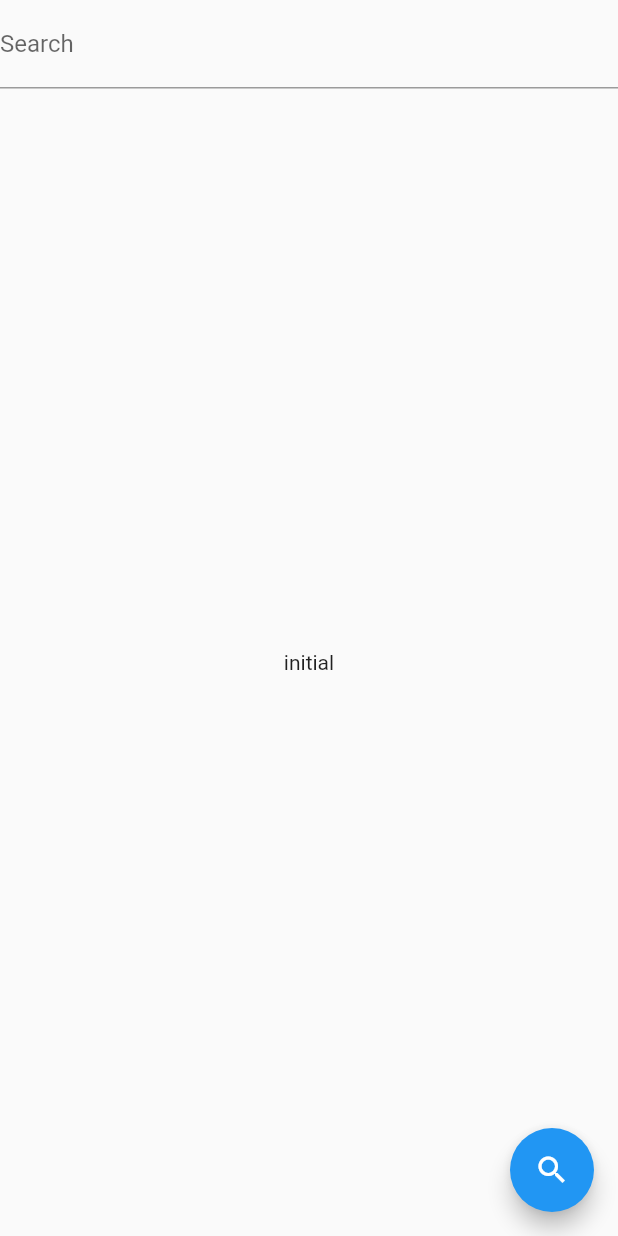
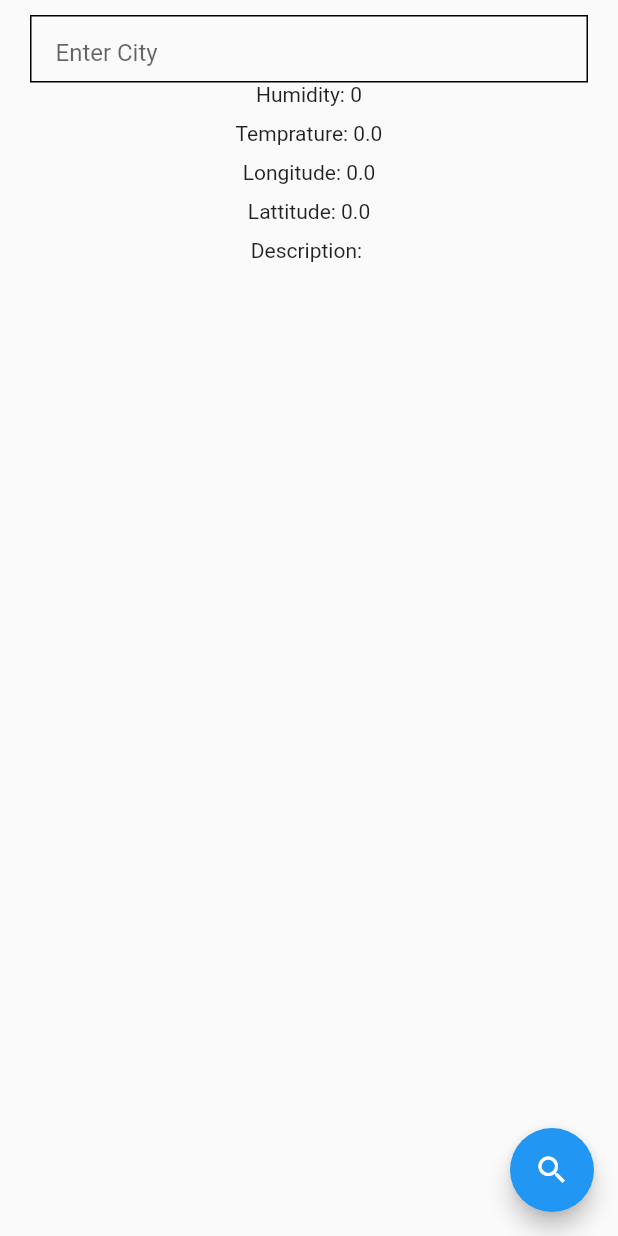
Before and after one commit to Collins-01/Weather_App_Flutter, a Flutter app: the screen it shows after launch, on a phone screen of 412 x 824 dp. Run offline on Flutter 3.47's test engine with Material 2 defaults, Android fonts, the phone set to English and light mode, and no system bars; our stand-ins replace equatable, flutter_bloc, freezed_annotation, hydrated_bloc; missing offline and left inert: network_client.

Commit message:
Added error message response

```diff
--- a/lib/presentation/home/bloc/home_state.dart
+++ b/lib/presentation/home/bloc/home_state.dart
@@ -16,7 +16,6 @@ extension HomeStatusX on HomeStatus {
         return HomeStatus.initial;
       case 'failure':
         return HomeStatus.failure;
-
       case 'success':
         return HomeStatus.failure;
       default:
@@ -26,10 +25,14 @@ extension HomeStatusX on HomeStatus {
 }
 
 class HomeState extends Equatable {
-  const HomeState({this.status = HomeStatus.initial, Weather? weather})
+  const HomeState(
+      {this.status = HomeStatus.initial,
+      Weather? weather,
+      this.errorMessage = ''})
       : weather = weather ?? Weather.empty;
   final HomeStatus status;
   final Weather weather;
+  final String errorMessage;
   @override
   List<Object?> get props => [weather, status];
 
@@ -38,10 +41,12 @@ class HomeState extends Equatable {
         'weather': weather.toJson(),
       };
 
-  HomeState copyWith({HomeStatus? status, Weather? weather}) {
+  HomeState copyWith(
+      {HomeStatus? status, Weather? weather, String? errorMessage}) {
     return HomeState(
       status: status ?? this.status,
       weather: weather ?? this.weather,
+      errorMessage: errorMessage ?? this.errorMessage,
     );
   }
 
--- a/lib/presentation/home/home_view.dart
+++ b/lib/presentation/home/home_view.dart
@@ -1,6 +1,5 @@
 import 'package:flutter/material.dart';
 import 'package:flutter_bloc/flutter_bloc.dart';
-import 'package:weather_app_flutter/core/services/weather_service.dart';
 import 'package:weather_app_flutter/presentation/home/bloc/home_cubit.dart';
 import 'package:weather_app_flutter/presentation/home/bloc/home_state.dart';
 
@@ -25,12 +24,28 @@ class HomeView extends StatelessWidget {
     return Scaffold(
       // backgroundColor: Colors.grey,
       body: SafeArea(
+        child: Padding(
+          padding: const EdgeInsets.only(
+            top: 10,
+            left: 20,
+            right: 20,
+          ),
           child: Column(
             children: [
-            TextField(
+              Container(
+                height: 45,
+                decoration: BoxDecoration(
+                  border: Border.all(),
+                ),
+                child: TextField(
                   controller: _controller,
                   decoration: const InputDecoration(
-                labelText: 'Search',
+                    hintText: "Enter City",
+                    contentPadding: EdgeInsets.only(
+                      left: 16,
+                    ),
+                    border: InputBorder.none,
+                  ),
                 ),
               ),
               Expanded(
@@ -38,7 +53,30 @@ class HomeView extends StatelessWidget {
                   builder: (context, state) {
                     if (state.status.isInitial) {
                       return Center(
-                      child: Text(state.status.name),
+                        child: Column(
+                          children: [
+                            Text("Humidity: ${state.weather.humidity}"),
+                            const SizedBox(
+                              height: 10,
+                            ),
+                            Text("Temprature: ${state.weather.temprature}"),
+                            const SizedBox(
+                              height: 10,
+                            ),
+                            Text("Longitude: ${state.weather.longitude}"),
+                            const SizedBox(
+                              height: 10,
+                            ),
+                            Text("Lattitude: ${state.weather.lattitude}"),
+                            const SizedBox(
+                              height: 10,
+                            ),
+                            Text("Description: ${state.weather.description}"),
+                            const SizedBox(
+                              height: 10,
+                            ),
+                          ],
+                        ),
                       );
                     }
                     if (state.status.isLoading) {
@@ -77,7 +115,7 @@ class HomeView extends StatelessWidget {
                     }
 
                     return Center(
-                    child: Text(state.status.name),
+                      child: Text(state.errorMessage),
                     );
                   },
                   listener: (context, state) {},
@@ -85,6 +123,7 @@ class HomeView extends StatelessWidget {
                 ),
               )
             ],
+          ),
         ),
       ),
       floatingActionButton: FloatingActionButton(
--- a/pubspec.yaml
+++ b/pubspec.yaml
@@ -40,6 +40,7 @@ dependencies:
   flutter_bloc: ^8.0.1
   hydrated_bloc: ^8.1.0
   path_provider: ^2.0.11
+  google_fonts: ^3.0.1
 
 dev_dependencies:
   flutter_test:
@@ -51,6 +52,8 @@ dev_dependencies:
   # package. See that file for information about deactivating specific lint
   # rules and activating additional ones.
   flutter_lints: ^1.0.0
+  freezed: ^2.0.3+1
+  build_runner: ^2.1.11
 
 # For information on the generic Dart part of this file, see the
 # following page: https://dart.dev/tools/pub/pubspec
```
Also changed, not shown: lib/presentation/home/bloc/home_cubit.dart (+7 -2 lines), lib/presentation/states/view_state.dart (added, +18 -0 lines), lib/presentation/states/view_state.freezed.dart (added), pubspec.lock. Lines whose indentation alone changed are shown as unchanged.
